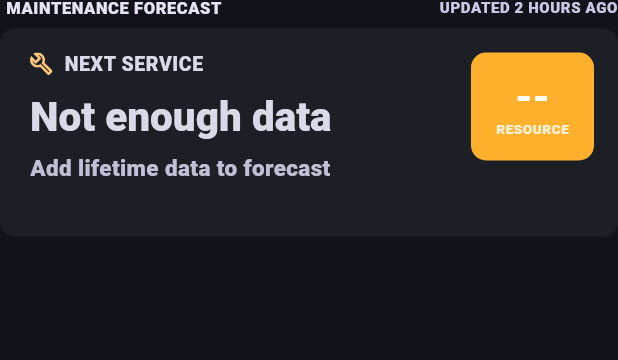
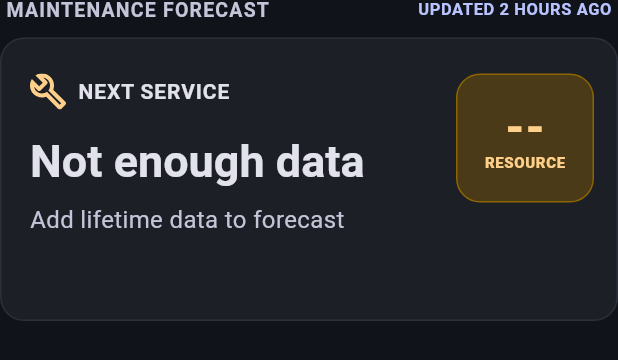
Before and after one commit to my-talking-shaha/my-talking-shaha, a Flutter app: the MaintenanceForecastCard widget shown alone on an empty page, opened directly with empty values, on a phone screen of 412 x 824 dp. Shown: the top 360 px of the screen. Run offline on Flutter 3.47's test engine with Material 3 defaults, Android fonts, the light colour scheme and no system bars; our stand-ins replace flutter_riverpod, flutter_svg, go_router, image_picker; project files that could hold a hidden picture were left out.

Commit message:
updated UI for forecast widget

```diff
--- a/frontend/lib/features/dashboard/presentation/widgets/dashboard_content.dart
+++ b/frontend/lib/features/dashboard/presentation/widgets/dashboard_content.dart
@@ -40,7 +40,7 @@ final class DashboardContent extends StatelessWidget {
                   orElse: () => const SizedBox.shrink(),
                 ),
           ),
-          const SizedBox(height: AppSpacing.xxxl),
+          const SizedBox(height: AppSpacing.xl),
           DashboardLatestEvents(
             vehicleId: vehicle.id,
             eventsState: eventsState,
--- a/frontend/lib/features/parts/presentation/widgets/maintenance_forecast_card.dart
+++ b/frontend/lib/features/parts/presentation/widgets/maintenance_forecast_card.dart
@@ -21,14 +21,15 @@ final class MaintenanceForecastCard extends StatelessWidget {
     final knownParts = parts
         .where((part) => part.remainingPercent != null)
         .toList(growable: false);
-    final aggregatePercent =
-        knownParts.isEmpty ? null : _averagePercent(knownParts);
+    final aggregatePercent = knownParts.isEmpty
+        ? null
+        : _averagePercent(knownParts);
 
     return Column(
       crossAxisAlignment: CrossAxisAlignment.stretch,
       children: [
         Padding(
-          padding: const EdgeInsets.only(left: AppSpacing.xs),
+          padding: const EdgeInsets.symmetric(horizontal: AppSpacing.xs),
           child: Row(
             children: [
               Expanded(
@@ -38,8 +39,9 @@ final class MaintenanceForecastCard extends StatelessWidget {
                   overflow: TextOverflow.ellipsis,
                   style: Theme.of(context).textTheme.bodySmall?.copyWith(
                     color: PartsDesignColors.headerText,
-                        fontSize: 11,
-                        fontWeight: FontWeight.w900,
+                    fontSize: 13,
+                    fontWeight: FontWeight.w700,
+                    letterSpacing: 0.8,
                     height: 1,
                   ),
                 ),
@@ -53,8 +55,8 @@ final class MaintenanceForecastCard extends StatelessWidget {
                   textAlign: TextAlign.end,
                   style: Theme.of(context).textTheme.bodySmall?.copyWith(
                     color: PartsDesignColors.headerTextMuted,
-                        fontSize: 10,
-                        fontWeight: FontWeight.w900,
+                    fontSize: 11,
+                    fontWeight: FontWeight.w700,
                     height: 1,
                   ),
                 ),
@@ -62,19 +64,20 @@ final class MaintenanceForecastCard extends StatelessWidget {
             ],
           ),
         ),
-        const SizedBox(height: AppSpacing.sm),
+        const SizedBox(height: AppSpacing.md),
         DecoratedBox(
           key: const ValueKey('maintenance_forecast_card_body'),
           decoration: BoxDecoration(
             borderRadius: BorderRadius.circular(PartsDesignMetrics.cardRadius),
             color: PartsDesignColors.cardBackground,
+            border: Border.all(color: AppColors.border),
           ),
           child: Padding(
             padding: const EdgeInsets.fromLTRB(
               AppSpacing.xl,
+              AppSpacing.xxl,
               AppSpacing.lg,
-              AppSpacing.lg,
-              AppSpacing.md,
+              AppSpacing.xxl,
             ),
             child: Column(
               crossAxisAlignment: CrossAxisAlignment.start,
@@ -87,10 +90,10 @@ final class MaintenanceForecastCard extends StatelessWidget {
                     ResourceBadge(percent: aggregatePercent),
                   ],
                 ),
-                const SizedBox(height: AppSpacing.xxl),
+                const SizedBox(height: AppSpacing.xxxl),
                 for (final part in parts) ...[
                   PartResourceRow(part: part),
-                  if (part != parts.last) const SizedBox(height: AppSpacing.sm),
+                  if (part != parts.last) const SizedBox(height: AppSpacing.lg),
                 ],
               ],
             ),
@@ -111,9 +114,7 @@ final class _ForecastSummary extends StatelessWidget {
   @override
   Widget build(BuildContext context) {
     final criticalParts = parts
-        .where(
-          (part) => part.status == PartResourceStatus.critical,
-        )
+        .where((part) => part.status == PartResourceStatus.critical)
         .toList(growable: false);
     final nextPositiveRemainingKm = parts
         .map((part) => part.remainingKm)
@@ -146,8 +147,8 @@ final class _ForecastSummary extends StatelessWidget {
           children: [
             SvgPicture.asset(
               'assets/icons/parts/maintenance.svg',
-              width: 15,
-              height: 15,
+              width: 24,
+              height: 24,
               colorFilter: const ColorFilter.mode(
                 PartsDesignColors.warning,
                 BlendMode.srcIn,
@@ -161,24 +162,25 @@ final class _ForecastSummary extends StatelessWidget {
                 overflow: TextOverflow.ellipsis,
                 style: Theme.of(context).textTheme.bodySmall?.copyWith(
                   color: PartsDesignColors.bodyText,
-                      fontSize: 13,
-                      fontWeight: FontWeight.w900,
+                  fontSize: 14,
+                  fontWeight: FontWeight.w700,
+                  letterSpacing: 0.6,
                   height: 1,
                 ),
               ),
             ),
           ],
         ),
-        const SizedBox(height: AppSpacing.md),
+        const SizedBox(height: AppSpacing.lg),
         Text(
           headline,
           maxLines: 2,
           overflow: TextOverflow.ellipsis,
           style: Theme.of(context).textTheme.headlineMedium?.copyWith(
             color: PartsDesignColors.bodyText,
-                fontSize: 27,
-                fontWeight: FontWeight.w900,
-                height: 1.18,
+            fontSize: 30,
+            fontWeight: FontWeight.w700,
+            height: 1.25,
           ),
         ),
         const SizedBox(height: AppSpacing.sm),
@@ -188,9 +190,9 @@ final class _ForecastSummary extends StatelessWidget {
           overflow: TextOverflow.ellipsis,
           style: Theme.of(context).textTheme.bodyMedium?.copyWith(
             color: PartsDesignColors.bodyTextMuted,
-                fontSize: 15,
-                fontWeight: FontWeight.w800,
-                height: 1.35,
+            fontSize: 16,
+            fontWeight: FontWeight.w400,
+            height: 1.45,
           ),
         ),
       ],
--- a/frontend/lib/features/parts/presentation/widgets/part_resource_row.dart
+++ b/frontend/lib/features/parts/presentation/widgets/part_resource_row.dart
@@ -25,43 +25,34 @@ final class PartResourceRow extends StatelessWidget {
             crossAxisAlignment: CrossAxisAlignment.start,
             children: [
               Expanded(
-                child: Row(
-                  children: [
-                    Flexible(
                 child: Text(
                   part.name,
                   maxLines: 1,
                   overflow: TextOverflow.ellipsis,
-                        style:
-                            Theme.of(context).textTheme.titleMedium?.copyWith(
+                  style: Theme.of(context).textTheme.titleMedium?.copyWith(
                     color: statusColor,
-                                  fontSize: 16,
-                                  fontWeight: FontWeight.w900,
+                    fontSize: 17,
+                    fontWeight: FontWeight.w700,
                     height: 1.15,
                   ),
                 ),
               ),
-                  ],
-                ),
-              ),
               const SizedBox(width: AppSpacing.md),
-              Flexible(
-                child: Text(
+              Text(
                 _resourceText(part),
                 maxLines: 1,
                 overflow: TextOverflow.ellipsis,
                 textAlign: TextAlign.end,
                 style: Theme.of(context).textTheme.bodySmall?.copyWith(
                   color: statusColor,
-                        fontSize: 12,
-                        fontWeight: FontWeight.w900,
+                  fontSize: 14,
+                  fontWeight: FontWeight.w700,
                   height: 1.15,
-                      ),
                 ),
               ),
             ],
           ),
-          const SizedBox(height: AppSpacing.sm),
+          const SizedBox(height: AppSpacing.md),
           if (progressValue != null)
             ClipRRect(
               borderRadius: BorderRadius.circular(
--- a/frontend/lib/features/parts/presentation/widgets/parts_design_tokens.dart
+++ b/frontend/lib/features/parts/presentation/widgets/parts_design_tokens.dart
@@ -1,20 +1,22 @@
 import 'package:flutter/material.dart';
 
 abstract final class PartsDesignColors {
-  static const headerText = Color(0xFFE5E3F4);
-  static const headerTextMuted = Color(0xFFC9C8E6);
-  static const cardBackground = Color(0x0DFFFFFF);
-  static const bodyText = Color(0xFFD9DAE8);
-  static const bodyTextMuted = Color(0xFFBFC0D6);
-  static const progressTrack = Color(0xFF31343C);
-  static const accent = Color(0xFFFFB12D);
-  static const ok = Color(0xFF9AA2F3);
-  static const warning = Color(0xFFFFC979);
-  static const critical = Color(0xFFFF9B9B);
-  static const unknown = Color(0xFFB8BAC9);
+  static const headerText = Color(0xFFC4C5D9);
+  static const headerTextMuted = Color(0xFFB8C3FF);
+  static const cardBackground = Color(0xFF1C1F25);
+  static const bodyText = Color(0xFFE1E2EB);
+  static const bodyTextMuted = Color(0xFFC4C5D9);
+  static const progressTrack = Color(0xFF343841);
+  static const badgeBackground = Color(0xFF4A3A17);
+  static const badgeBorder = Color(0xFF8B6500);
+  static const accent = Color(0xFFFFD08A);
+  static const ok = Color(0xFFADB5FF);
+  static const warning = Color(0xFFFFD08A);
+  static const critical = Color(0xFFFFAAA5);
+  static const unknown = Color(0xFF8E90A2);
 }
 
 abstract final class PartsDesignMetrics {
-  static const double cardRadius = 10;
-  static const double progressHeight = 5;
+  static const double cardRadius = 16;
+  static const double progressHeight = 7;
 }
--- a/frontend/lib/features/parts/presentation/widgets/resource_badge.dart
+++ b/frontend/lib/features/parts/presentation/widgets/resource_badge.dart
@@ -12,12 +12,13 @@ final class ResourceBadge extends StatelessWidget {
     final percent = this.percent;
 
     return Container(
-      width: 82,
-      height: 72,
-      padding: const EdgeInsets.all(AppSpacing.sm),
+      width: 92,
+      height: 86,
+      padding: const EdgeInsets.all(AppSpacing.md),
       decoration: BoxDecoration(
-        color: PartsDesignColors.accent,
+        color: PartsDesignColors.badgeBackground,
         borderRadius: BorderRadius.circular(PartsDesignMetrics.cardRadius),
+        border: Border.all(color: PartsDesignColors.badgeBorder),
       ),
       child: Column(
         mainAxisAlignment: MainAxisAlignment.center,
@@ -27,8 +28,8 @@ final class ResourceBadge extends StatelessWidget {
             maxLines: 1,
             overflow: TextOverflow.ellipsis,
             style: Theme.of(context).textTheme.headlineMedium?.copyWith(
-                  color: AppColors.white,
-                  fontSize: 26,
+              color: PartsDesignColors.warning,
+              fontSize: 30,
               fontWeight: FontWeight.w900,
               height: 1,
             ),
@@ -39,8 +40,8 @@ final class ResourceBadge extends StatelessWidget {
             maxLines: 1,
             overflow: TextOverflow.ellipsis,
             style: Theme.of(context).textTheme.bodySmall?.copyWith(
-                  color: AppColors.white.withValues(alpha: 0.82),
-                  fontSize: 9,
+              color: PartsDesignColors.warning,
+              fontSize: 10,
               fontWeight: FontWeight.w900,
               height: 1,
             ),
```
Lines whose indentation alone changed are shown as unchanged.
